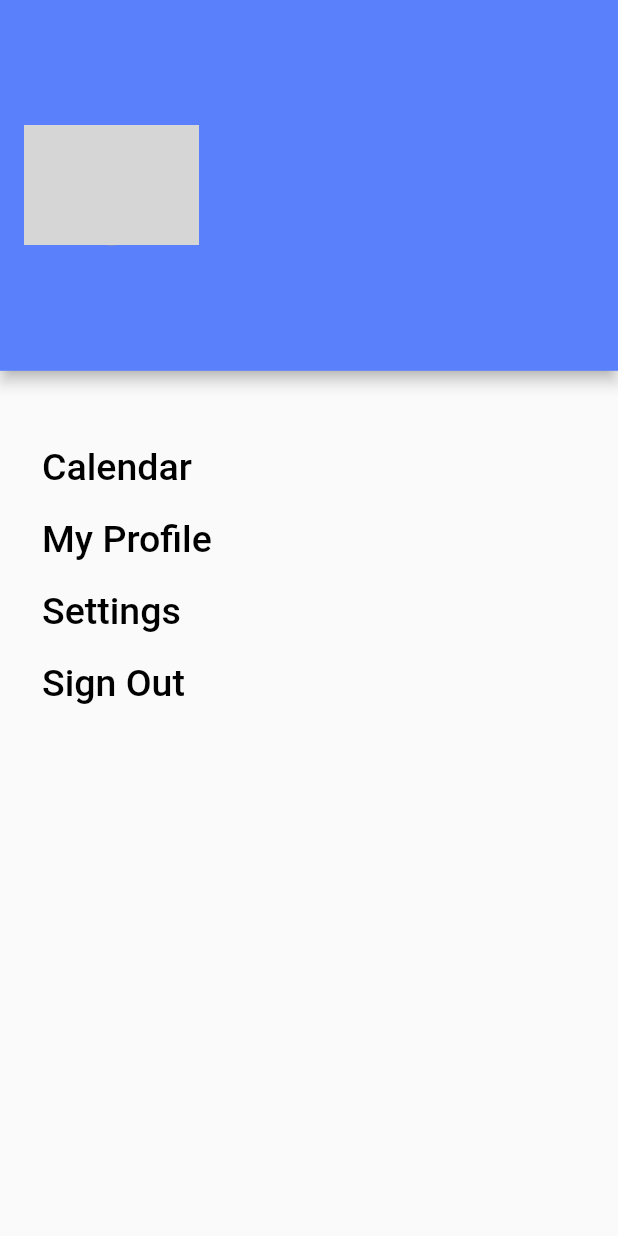
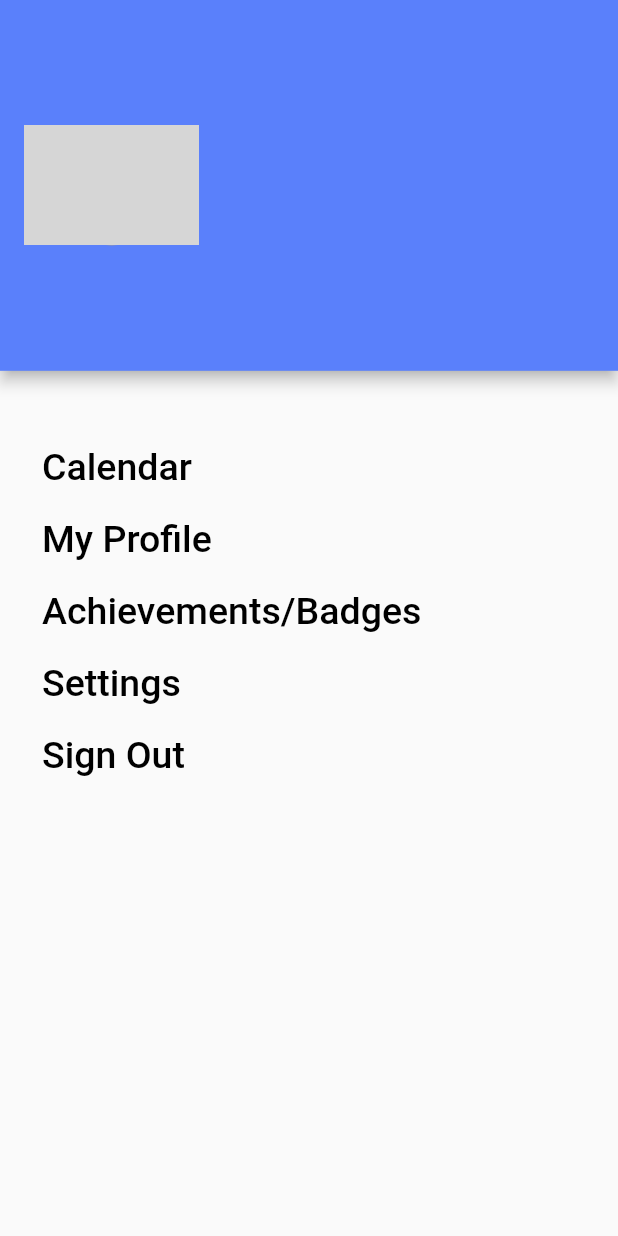
Before and after one commit to JeffZincatz/PlanNUS, a Flutter app: the NavBar screen opened directly, on a phone screen of 412 x 824 dp. Run offline on Flutter 3.47's test engine with Material 2 defaults, Android fonts, the phone set to English and light mode, and no system bars; our stand-ins replace cloud_firestore, firebase_auth, firebase_core, fl_chart, flutter_datetime_picker, flutter_spinkit and 2 more; accounts and stored records are empty; network calls fail; statements that could not run were skipped; grey boxes are pictures that could not be loaded.

Commit message:
Added navigator to Achievements page.

```diff
--- a/lib/screens/home/NavBar.dart
+++ b/lib/screens/home/NavBar.dart
@@ -1,4 +1,5 @@
 import 'package:flutter/material.dart';
+import 'package:plannus/screens/home/Achievements.dart';
 import 'package:plannus/services/AuthService.dart';
 import 'package:plannus/util/PresetColors.dart';
 import 'package:plannus/services/DbService.dart';
@@ -103,12 +104,6 @@ class _NavBarState extends State<NavBar> {
                 ),
 
                 onPressed: () {
-                  // Navigator.push(
-                  //     context,
-                  //     MaterialPageRoute(
-                  //       builder: (BuildContext context) => Home(),
-                  //     ));
-                  // Navigator.popUntil(context, ModalRoute.withName('/wrapper'));
                   Navigator.of(context).popUntil((route) => route.isFirst);
                   Navigator.pop(context);
                 },
@@ -131,6 +126,25 @@ class _NavBarState extends State<NavBar> {
                         builder: (BuildContext context) => Profile(),
                       ));
 
+                },
+              ),
+              TextButton(
+                child: Align(
+                  alignment: Alignment.centerLeft,
+                  child: Text(
+                    "Achievements/Badges",
+                    style: TextStyle(
+                      fontSize: 25,
+                      color: Colors.black,
+                    ),
+                  ),
+                ),
+                onPressed: () {
+                  Navigator.push(
+                      context,
+                      MaterialPageRoute(
+                        builder: (BuildContext context) => Achievements(),
+                      ));
                 },
               ),
               TextButton(
```
